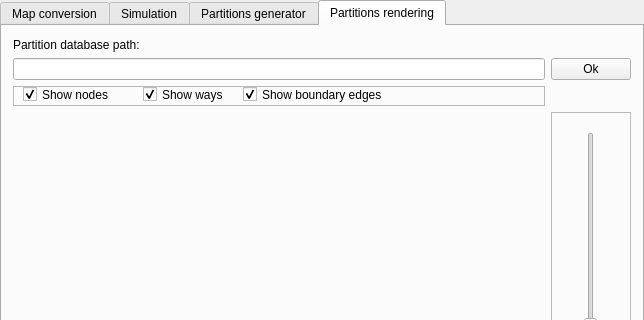
The window that Utils/mainwindow.ui (dotevo/Pilocik) describes before a commit, drawn with Qt 5; both pictures show x 0 to 644 and y 0 to 320 of the 644 by 525 pixel window.
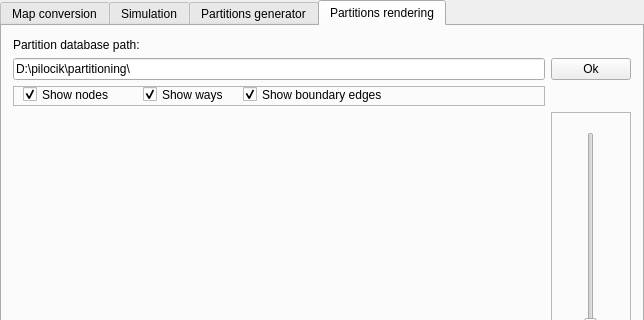
The same window after the commit. Custom widgets are drawn as their Qt base class.

Patch:
```diff
--- a/Utils/mainwindow.ui
+++ b/Utils/mainwindow.ui
@@ -379,7 +379,11 @@
          </widget>
         </item>
         <item row="1" column="0">
-         <widget class="QLineEdit" name="partRenderPath"/>
+         <widget class="QLineEdit" name="partRenderPath">
+          <property name="text">
+           <string>D:\pilocik\partitioning\</string>
+          </property>
+         </widget>
         </item>
         <item row="1" column="1">
          <widget class="QPushButton" name="partitionOk">
```
